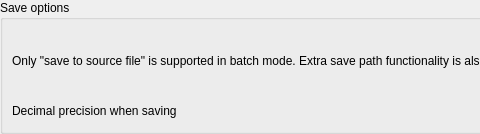
Qt form src/utils/widgets/otofilemultiplesavewidget.ui (shine5402/KiraOtoToolbox) before a commit; both pictures show x 0 to 480 and y 0 to 134 of the 688 by 134 pixel window.
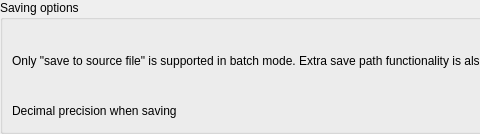
The same form after that commit.

What changed in the file:
```diff
--- a/src/utils/widgets/otofilemultiplesavewidget.ui
+++ b/src/utils/widgets/otofilemultiplesavewidget.ui
@@ -26,7 +26,7 @@
    <item row="0" column="0">
     <widget class="QGroupBox" name="saveOptionGroupBox">
      <property name="title">
-      <string>Save options</string>
+      <string>Saving options</string>
      </property>
      <layout class="QVBoxLayout" name="verticalLayout">
       <item>
```
